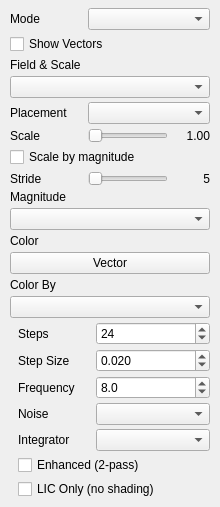
Before: the Qt Designer form src/ui/vectors_page.ui in thermeng/SciRender, drawn with Qt 5.
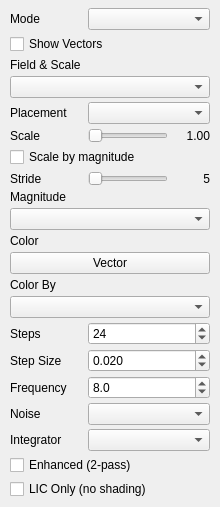
After: the same form once the commit is applied.

Commit message: feat: unsupported tab flagging & banner suggestions

Diff of the .ui file:
```diff
--- a/src/ui/vectors_page.ui
+++ b/src/ui/vectors_page.ui
@@ -223,7 +223,7 @@
       <widget class="QWidget" name="licGroup" native="true">
       <layout class="QVBoxLayout" name="licLayout">
        <property name="spacing"><number>4</number></property>
-       <property name="leftMargin"><number>8</number></property>
+       <property name="leftMargin"><number>0</number></property>
        <property name="topMargin"><number>0</number></property>
        <property name="rightMargin"><number>0</number></property>
        <property name="bottomMargin"><number>0</number></property>
```
The commit also changes 3 other files.
